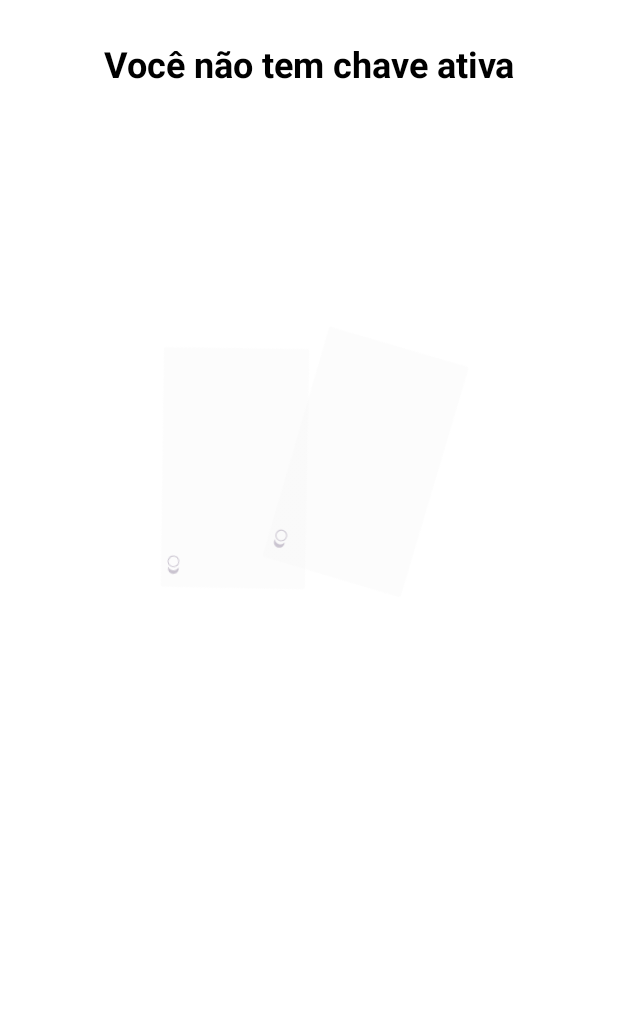
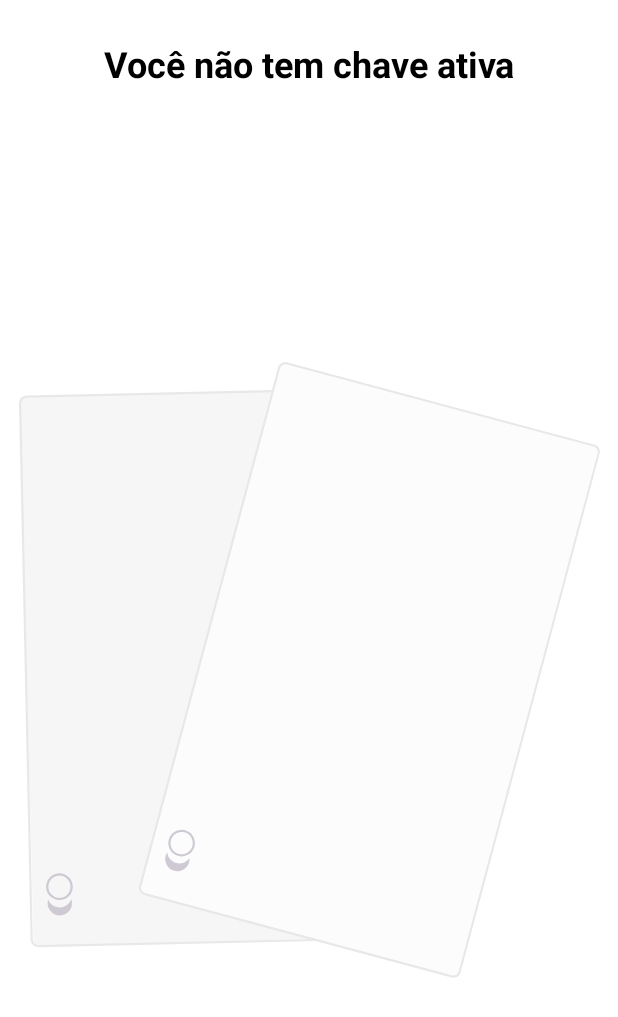
Before and after one commit to karlgama/contactless, an Android app built with Jetpack Compose: the @Preview function PreviewEmptyCards, on a phone screen of 412 x 824 dp. Shown: the top 1017 px of the screen. Run offline under Robolectric (Android 15) with nearby library versions, the phone set to English and light mode, and no system bars; pictures from the network do not load.

Commit message:
fixing api calls, ui theme, typography, login navigation, bottom bar

```diff
--- a/app/build.gradle
+++ b/app/build.gradle
@@ -69,7 +69,7 @@ dependencies {
     implementation platform('org.jetbrains.kotlin:kotlin-bom:1.8.0')
     implementation 'androidx.lifecycle:lifecycle-runtime-ktx:2.6.1'
     implementation 'androidx.activity:activity-compose:1.7.2'
-    implementation platform('androidx.compose:compose-bom:2022.10.00')
+    implementation platform('androidx.compose:compose-bom:2023.08.00')
     implementation 'androidx.compose.ui:ui'
     implementation 'androidx.compose.ui:ui-graphics'
     implementation 'androidx.compose.ui:ui-tooling-preview'
@@ -115,7 +115,7 @@ dependencies {
     def nav_version = "2.7.1"
 
     implementation "androidx.navigation:navigation-compose:$nav_version"
-    implementation "androidx.compose.material:material:1.5.0"
+    implementation "androidx.compose.material:material:1.5.4"
     implementation 'androidx.hilt:hilt-navigation-compose:1.0.0'
 
     // TESTING
--- a/app/src/main/java/impacta/contactless/features/login/SignInScreenViewModel.kt
+++ b/app/src/main/java/impacta/contactless/features/login/SignInScreenViewModel.kt
@@ -1,5 +1,6 @@
 package impacta.contactless.features.login
 
+import android.util.Log
 import androidx.lifecycle.ViewModel
 import dagger.hilt.android.lifecycle.HiltViewModel
 import impacta.contactless.infra.database.models.SignInResult
@@ -14,6 +15,7 @@ class SignInScreenViewModel @Inject constructor() : ViewModel() {
     val state = _state.asStateFlow()
 
     fun onSignResult(result: SignInResult) {
+        Log.d("LOGIN", "result is ${result.data}")
         _state.update {
             it.copy(
                 isSignInSuccessful = result.data != null,
--- a/app/src/main/java/impacta/contactless/features/settings/SettingsScreen.kt
+++ b/app/src/main/java/impacta/contactless/features/settings/SettingsScreen.kt
@@ -26,7 +26,6 @@ import impacta.contactless.ui.theme.md_theme_light_onPrimary
 import impacta.contactless.ui.theme.md_theme_light_onSurfaceVariant
 import impacta.contactless.ui.theme.md_theme_light_outlineVariant
 
-// Sempre usar Componentes do Material3
 @Composable
 fun SettingsScreen(
     navController: NavController? = null
@@ -35,14 +34,14 @@ fun SettingsScreen(
         IconTextRow(
             Icons.Default.Search,
             stringResource(R.string.info),
-            md_theme_light_onPrimary,
+            md_theme_light_onSurfaceVariant,
             md_theme_light_onSurfaceVariant,
             {}
         )
         IconTextRow(
             Icons.Default.Add,
             stringResource(R.string.new_key_request),
-            md_theme_light_onPrimary,
+            md_theme_light_onSurfaceVariant,
             md_theme_light_onSurfaceVariant,
             {}
         )
--- a/app/src/main/java/impacta/contactless/ui/components/EmptyCards.kt
+++ b/app/src/main/java/impacta/contactless/ui/components/EmptyCards.kt
@@ -1,6 +1,8 @@
 package impacta.contactless.ui.components
 
 import androidx.compose.foundation.Image
+import androidx.compose.foundation.background
+import androidx.compose.foundation.border
 import androidx.compose.foundation.layout.Box
 import androidx.compose.foundation.layout.Column
 import androidx.compose.foundation.layout.Row
@@ -13,7 +15,11 @@ import androidx.compose.foundation.layout.width
 import androidx.compose.material3.Text
 import androidx.compose.runtime.Composable
 import androidx.compose.ui.Modifier
+import androidx.compose.ui.draw.alpha
 import androidx.compose.ui.draw.rotate
+import androidx.compose.ui.graphics.Color
+import androidx.compose.ui.graphics.vector.ImageVector
+import androidx.compose.ui.res.painterResource
 import androidx.compose.ui.res.stringResource
 import androidx.compose.ui.text.font.FontWeight
 import androidx.compose.ui.text.style.TextAlign
@@ -42,30 +48,15 @@ fun EmptyCards() {
         }
         Box(
             Modifier
-                .padding(horizontal = 90.dp, vertical = 140.dp)
+                .fillMaxWidth()
+                .fillMaxHeight()
         ) {
-            CardImage(0.dp, -14F)
-            CardImage(50.dp, 1.5F)
+            Image(
+                painter = painterResource(id = R.drawable.empty_cards),
+                contentDescription = null,
+                modifier = Modifier.fillMaxSize().alpha(0.9f)
+            )
         }
-    }
-}
-
-@Composable
-fun CardImage(horizontalOffSet: Dp, rotate: Float) {
-    Box(
-        Modifier
-            .width(180.dp)
-            .fillMaxHeight()
-            .offset(x = horizontalOffSet)
-            .rotate(degrees = rotate)
-
-    ) {
-        Image(
-            painter = rememberAsyncImagePainter(R.drawable.undraw_card_foreground),
-            contentDescription = null,
-//            modifier = Modifier.border(2.dp, border_default_grey)
-        )
-
     }
 }
 
--- a/app/src/main/java/impacta/contactless/ui/theme/Theme.kt
+++ b/app/src/main/java/impacta/contactless/ui/theme/Theme.kt
@@ -82,9 +82,9 @@ private val DarkColorScheme = darkColorScheme(
 
 @Composable
 fun KeyzTheme(
-    darkTheme: Boolean = isSystemInDarkTheme(),
+    darkTheme: Boolean = false,
     // Dynamic color is available on Android 12+
-    dynamicColor: Boolean = true,
+    dynamicColor: Boolean = false,
     content: @Composable() () -> Unit
 ) {
     val colorScheme = when {
--- /dev/null
+++ b/app/src/main/res/drawable/empty_cards.xml
@@ -0,0 +1,38 @@
+<vector xmlns:android="http://schemas.android.com/apk/res/android"
+    android:width="257dp"
+    android:height="271dp"
+    android:viewportWidth="257"
+    android:viewportHeight="271">
+  <group>
+    <clip-path
+        android:pathData="M0,0h257v271h-257z"/>
+    <group>
+      <clip-path
+          android:pathData="M-57.27,239.09l71.23,-265.85l242.48,64.97l-71.23,265.85z"/>
+      <path
+          android:pathData="M4.88,16.68L129.84,13.4A3,3 127.75,0 1,132.91 16.33L139.04,250.25A3,3 133.64,0 1,136.12 253.32L11.16,256.59A3,3 85.94,0 1,8.09 253.67L1.96,19.75A3,3 0,0 1,4.88 16.68z"
+          android:fillColor="#F5F5F5"/>
+      <path
+          android:pathData="M131.78,254.42L10.29,257.06C9.39,257.08 8.52,256.74 7.87,256.11C7.22,255.49 6.84,254.63 6.82,253.73L1.74,19.41C1.72,18.5 2.06,17.63 2.68,16.98C3.3,16.33 4.16,15.96 5.06,15.94L112.69,13.6L112.71,14.57L5.08,16.91C4.44,16.92 3.82,17.19 3.38,17.65C2.94,18.12 2.69,18.74 2.71,19.38L7.79,253.71C7.81,254.36 8.08,254.97 8.54,255.41C9.01,255.86 9.63,256.1 10.27,256.08L131.76,253.45L131.78,254.42Z"
+          android:fillColor="#E6E6E6"/>
+      <path
+          android:pathData="M19.3,224.82C19.09,224.83 18.89,224.84 18.68,224.87C17.25,225.06 15.95,225.76 15.01,226.85C14.07,227.94 13.57,229.34 13.61,230.77C13.64,232.21 14.2,233.58 15.18,234.63C16.16,235.68 17.5,236.32 18.93,236.45C19.14,236.47 19.34,236.48 19.55,236.47C20.81,236.44 22.03,236.01 23.02,235.23C24.01,234.45 24.72,233.37 25.05,232.15C25.2,231.62 25.26,231.07 25.25,230.52C25.21,228.98 24.57,227.51 23.45,226.44C22.34,225.38 20.85,224.79 19.3,224.82ZM24.28,230.54C24.3,231.83 23.82,233.07 22.93,234C22.04,234.93 20.82,235.47 19.53,235.5C19.32,235.5 19.11,235.49 18.91,235.47C17.73,235.35 16.65,234.8 15.85,233.93C15.05,233.06 14.6,231.93 14.57,230.75C14.55,229.57 14.95,228.43 15.71,227.52C16.47,226.62 17.54,226.03 18.7,225.85C18.91,225.82 19.12,225.8 19.32,225.79C20.61,225.77 21.85,226.25 22.78,227.14C23.71,228.03 24.25,229.26 24.28,230.54Z"
+          android:fillColor="#CAC4D0"/>
+      <path
+          android:pathData="M19.62,239.7C18.51,239.72 17.42,239.4 16.5,238.77C15.59,238.15 14.89,237.25 14.5,236.21C14.24,237.02 14.18,237.88 14.32,238.72C14.46,239.56 14.8,240.35 15.31,241.03C15.81,241.71 16.48,242.26 17.24,242.64C18.01,243.01 18.85,243.2 19.7,243.18C20.55,243.16 21.38,242.94 22.13,242.53C22.88,242.13 23.52,241.55 24,240.84C24.48,240.14 24.78,239.33 24.88,238.49C24.99,237.65 24.89,236.79 24.59,235.99C24.25,237.05 23.59,237.97 22.7,238.64C21.81,239.3 20.73,239.67 19.62,239.7Z"
+          android:fillColor="#CAC4D0"/>
+      <path
+          android:pathData="M115,3.35C115.29,2.28 116.38,1.65 117.45,1.93L254.06,37.99C255.13,38.27 255.76,39.37 255.48,40.44L194.02,268.57C193.73,269.64 192.63,270.27 191.57,269.98L56.42,233.52C55.36,233.23 54.73,232.14 55.01,231.08L115,3.35Z"
+          android:fillColor="#FCFCFC"/>
+      <path
+          android:pathData="M114.94,3.82L54.28,230.21C54.05,231.09 54.17,232.01 54.62,232.79C55.07,233.57 55.81,234.14 56.68,234.38L190.74,270.3C191.61,270.53 192.54,270.41 193.32,269.95C194.1,269.51 194.67,268.76 194.9,267.89L255.56,41.5C255.79,40.63 255.67,39.7 255.22,38.92C254.77,38.14 254.03,37.57 253.16,37.34L119.1,1.42C118.23,1.18 117.31,1.31 116.53,1.76C115.75,2.21 115.18,2.95 114.94,3.82ZM252.91,38.27C253.53,38.44 254.06,38.85 254.38,39.4C254.7,39.96 254.79,40.62 254.63,41.25L193.96,267.64C193.79,268.26 193.39,268.79 192.83,269.12C192.27,269.44 191.61,269.52 190.99,269.36L56.93,233.44C56.31,233.27 55.78,232.87 55.46,232.31C55.14,231.75 55.05,231.09 55.22,230.47L115.88,4.07C116.05,3.45 116.45,2.92 117.01,2.6C117.57,2.27 118.23,2.19 118.85,2.35L252.91,38.27Z"
+          android:fillColor="#E6E6E6"/>
+      <path
+          android:pathData="M78.46,213.09C78.17,214.2 77.55,215.2 76.68,215.96C75.81,216.71 74.74,217.2 73.6,217.35C72.46,217.5 71.3,217.31 70.26,216.8C69.23,216.29 68.37,215.49 67.8,214.49C67.22,213.49 66.95,212.35 67.03,211.2C67.1,210.05 67.52,208.95 68.22,208.03C68.92,207.12 69.88,206.43 70.97,206.06C72.06,205.69 73.23,205.65 74.35,205.95C75.84,206.35 77.11,207.33 77.88,208.67C78.65,210.01 78.86,211.59 78.46,213.09ZM68.15,210.32C67.9,211.25 67.94,212.23 68.24,213.14C68.55,214.05 69.12,214.84 69.89,215.43C70.65,216.01 71.56,216.36 72.52,216.42C73.48,216.48 74.43,216.26 75.27,215.78C76.1,215.3 76.77,214.59 77.19,213.72C77.62,212.86 77.78,211.9 77.65,210.95C77.53,209.99 77.12,209.1 76.49,208.38C75.86,207.66 75.02,207.14 74.1,206.89C72.85,206.56 71.53,206.73 70.41,207.38C69.3,208.02 68.49,209.08 68.15,210.32Z"
+          android:fillColor="#CAC4D0"/>
+      <path
+          android:pathData="M70.5,220.32C69.42,220.03 68.47,219.42 67.76,218.56C67.05,217.7 66.63,216.65 66.55,215.54C66.08,216.24 65.78,217.05 65.68,217.9C65.58,218.74 65.68,219.6 65.98,220.4C66.27,221.19 66.76,221.91 67.39,222.48C68.02,223.05 68.77,223.46 69.6,223.68C70.42,223.9 71.28,223.92 72.11,223.74C72.94,223.56 73.72,223.19 74.37,222.65C75.03,222.1 75.55,221.41 75.88,220.63C76.22,219.85 76.36,219 76.3,218.15C75.68,219.07 74.79,219.78 73.75,220.16C72.71,220.55 71.57,220.61 70.5,220.32Z"
+          android:fillColor="#CAC4D0"/>
+    </group>
+  </group>
+</vector>
--- a/app/src/main/res/drawable/undraw_card_foreground.xml
+++ /dev/null
@@ -1,19 +0,0 @@
-<vector xmlns:android="http://schemas.android.com/apk/res/android"
-    android:width="108dp"
-    android:height="108dp"
-    android:viewportWidth="202"
-    android:viewportHeight="270">
-  <group android:scaleX="0.74814814"
-      android:translateX="25.437037">
-    <path
-        android:pathData="M61,2.35C61.29,1.28 62.38,0.65 63.45,0.93L200.06,36.99C201.13,37.27 201.76,38.37 201.48,39.44L140.02,267.57C139.73,268.64 138.63,269.27 137.57,268.98L2.42,232.52C1.36,232.23 0.73,231.14 1.01,230.08L61,2.35Z"
-        android:fillColor="#F3F3F3"
-        android:fillAlpha="0.3"/>
-    <path
-        android:pathData="M24.46,212.09C24.17,213.2 23.55,214.2 22.68,214.96C21.81,215.71 20.74,216.2 19.6,216.35C18.46,216.5 17.3,216.31 16.26,215.8C15.23,215.29 14.37,214.49 13.8,213.49C13.22,212.49 12.95,211.35 13.03,210.2C13.1,209.05 13.52,207.95 14.22,207.03C14.92,206.12 15.88,205.43 16.97,205.06C18.06,204.69 19.23,204.65 20.35,204.95C21.84,205.35 23.11,206.33 23.88,207.67C24.65,209.01 24.86,210.59 24.46,212.09ZM14.15,209.32C13.9,210.25 13.94,211.23 14.24,212.14C14.55,213.05 15.12,213.84 15.89,214.43C16.65,215.01 17.56,215.36 18.52,215.42C19.48,215.48 20.43,215.26 21.27,214.78C22.1,214.3 22.77,213.59 23.19,212.72C23.62,211.86 23.78,210.9 23.65,209.95C23.53,208.99 23.12,208.1 22.49,207.38C21.86,206.66 21.02,206.14 20.1,205.89C18.85,205.56 17.53,205.73 16.41,206.38C15.3,207.02 14.49,208.08 14.15,209.32Z"
-        android:fillColor="#CAC4D0"/>
-    <path
-        android:pathData="M16.5,219.32C15.42,219.03 14.47,218.42 13.76,217.56C13.05,216.7 12.63,215.65 12.55,214.54C12.08,215.24 11.78,216.05 11.68,216.9C11.58,217.74 11.68,218.6 11.98,219.4C12.27,220.19 12.76,220.91 13.39,221.48C14.02,222.05 14.77,222.46 15.6,222.68C16.42,222.9 17.28,222.92 18.11,222.74C18.94,222.56 19.72,222.19 20.37,221.65C21.03,221.1 21.55,220.41 21.88,219.63C22.22,218.85 22.36,218 22.3,217.15C21.68,218.07 20.79,218.78 19.75,219.16C18.71,219.55 17.57,219.61 16.5,219.32Z"
-        android:fillColor="#CAC4D0"/>
-  </group>
-</vector>
--- a/app/src/main/res/mipmap-anydpi-v26/undraw_card.xml
+++ /dev/null
@@ -1,5 +0,0 @@
-<?xml version="1.0" encoding="utf-8"?>
-<adaptive-icon xmlns:android="http://schemas.android.com/apk/res/android">
-    <background android:drawable="@drawable/undraw_card_background"/>
-    <foreground android:drawable="@drawable/undraw_card_foreground"/>
-</adaptive-icon>
--- a/app/src/main/res/mipmap-anydpi-v26/undraw_card_round.xml
+++ /dev/null
@@ -1,5 +0,0 @@
-<?xml version="1.0" encoding="utf-8"?>
-<adaptive-icon xmlns:android="http://schemas.android.com/apk/res/android">
-    <background android:drawable="@drawable/undraw_card_background"/>
-    <foreground android:drawable="@drawable/undraw_card_foreground"/>
-</adaptive-icon>
--- a/app/src/main/res/values/strings.xml
+++ b/app/src/main/res/values/strings.xml
@@ -1,7 +1,7 @@
 <resources>
     <string name="app_name">Keyz</string>
-    <string name="settings_screen">Configurações</string>
-    <string name="sign_in">SignIn</string>
+    <string name="settings_screen">Configs</string>
+    <string name="sign_in">Login</string>
     <string name="info">Info</string>
     <string name="new_key_request">Solicitar nova chave</string>
     <string name="delete_account">Apagar conta</string>
```
Also changed, not shown: app/src/main/java/impacta/contactless/MainActivity.kt (+40 -47 lines), app/src/main/java/impacta/contactless/features/activekeys/ActiveKeysScreen.kt (+119 -6 lines), app/src/main/java/impacta/contactless/infra/navigation/NavGraph.kt (added, +77 -0 lines), app/src/main/java/impacta/contactless/ui/components/KeyCard.kt (+7 -8 lines), app/src/main/res/drawable/undraw_card_background.xml (deleted, +0 -74 lines).
